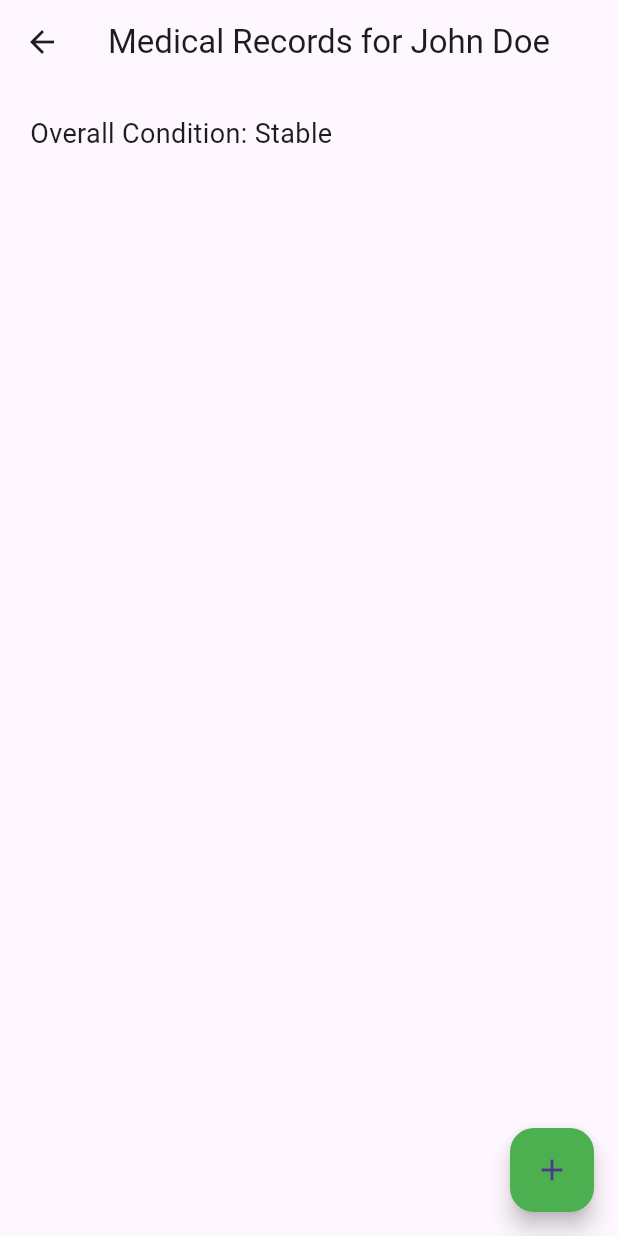
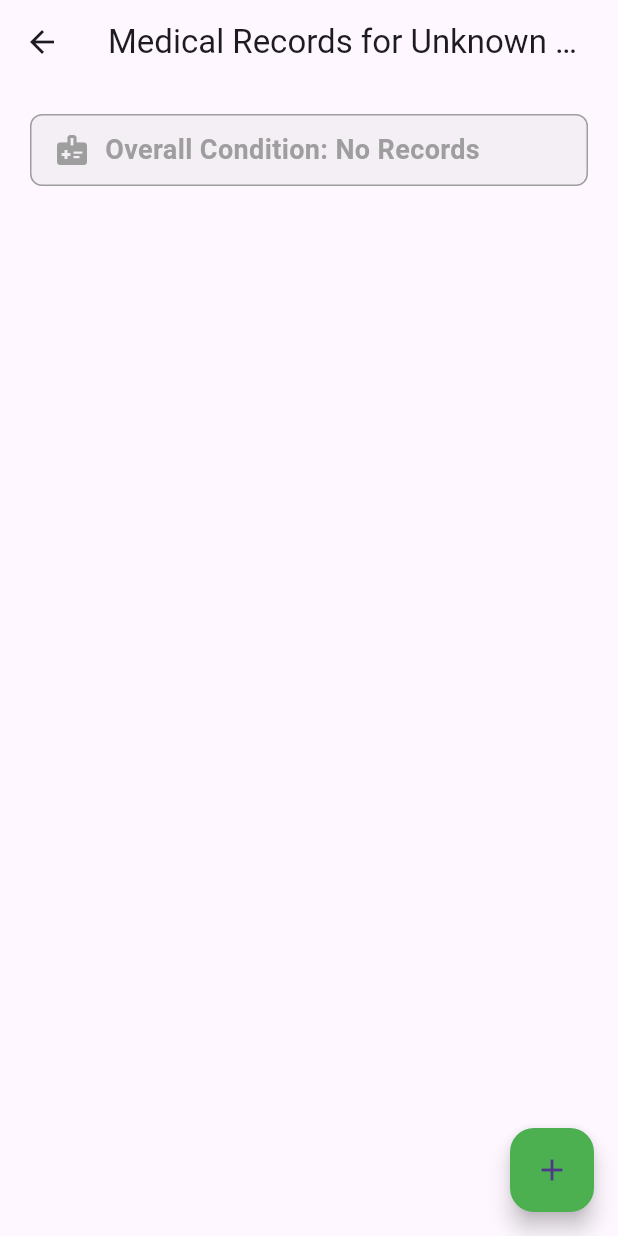
Before and after one commit to kashishksy/PatientApp_Flutter, a Flutter app: the MedicalRecordsScreen screen opened directly, on a phone screen of 412 x 824 dp. Run offline on Flutter 3.47's test engine with Material 3 defaults, Android fonts, the phone set to English and light mode, and no system bars.

Commit message:
medical record changes with logic to measure overall patient status on the basis of the latest records and UI changes

```diff
--- a/lib/screens/medical_records_screen.dart
+++ b/lib/screens/medical_records_screen.dart
@@ -1,4 +1,6 @@
 import 'package:flutter/material.dart';
+import 'package:http/http.dart' as http;
+import 'dart:convert';
 
 class TestOption {
   final String type;
@@ -13,17 +15,27 @@ class MedicalReport {
   final String result;
 
   MedicalReport({required this.type, required this.date, required this.result});
+
+  Map<String, dynamic> toJson() {
+    return {
+      'type': type,
+      'date': date,
+      'result': result,
+      'attachments': []
+    };
+  }
 }
 
 class Patient {
+  final String id;
   final String name;
   final List<MedicalReport> medicalReports;
 
-  Patient({required this.name, required this.medicalReports});
+  Patient({required this.id, required this.name, required this.medicalReports});
 }
 
 class MedicalRecordsScreen extends StatefulWidget {
-  final Patient? patient;
+  final Map<String, dynamic>? patient;
 
   const MedicalRecordsScreen({super.key, this.patient});
 
@@ -36,6 +48,7 @@ class _MedicalRecordsScreenState extends State<MedicalRecordsScreen> {
   bool isModalVisible = false;
   late TestOption selectedTest;
   late String selectedResult;
+  bool isLoading = false;
 
   final List<TestOption> testOptions = [
     TestOption(type: 'Blood Sugar Level', results: ['Normal', 'High', 'Low']),
@@ -50,75 +63,159 @@ class _MedicalRecordsScreenState extends State<MedicalRecordsScreen> {
   @override
   void initState() {
     super.initState();
-    // Default to an empty patient if none provided
-    Patient defaultPatient = Patient(name: 'John Doe', medicalReports: []);
-    medicalReports =
-        (widget.patient?.medicalReports ?? defaultPatient.medicalReports);
+    initializeMedicalReports();
     selectedTest = testOptions[0];
     selectedResult = testOptions[0].results[0];
+  }
 
-    // Equivalent to useEffect
-    print(
-        'Loaded medical records for: ${widget.patient?.name ?? defaultPatient.name}');
+  void initializeMedicalReports() {
+    if (widget.patient != null && widget.patient!['medicalReports'] != null) {
+      medicalReports = List<MedicalReport>.from(
+        widget.patient!['medicalReports'].map(
+          (report) => MedicalReport(
+            type: report['type'],
+            date: report['date'],
+            result: report['result'],
+          ),
+        ),
+      );
+    } else {
+      medicalReports = [];
+    }
   }
 
   String calculateCondition() {
-    int conditionScore = 0;
+    if (medicalReports.isEmpty) return 'No Records';
 
-    for (var report in medicalReports) {
-      final type = report.type;
-      final result = report.result;
+    // Get the latest medical report
+    final latestReport = medicalReports.last;
+    final type = latestReport.type;
+    final result = latestReport.result;
 
     switch (type) {
       case 'Blood Sugar Level':
-          conditionScore += result == 'High'
-              ? 2
-              : result == 'Low'
-                  ? 1
-                  : 0;
-          break;
+        return result == 'High' ? 'Critical' : result == 'Low' ? 'Medium' : 'Stable';
       case 'Psychiatric Evaluation':
-          conditionScore += result == 'Unstable'
-              ? 3
-              : result == 'Needs Attention'
-                  ? 2
-                  : 0;
-          break;
+        return result == 'Unstable' ? 'Critical' : result == 'Needs Attention' ? 'Medium' : 'Stable';
       case 'Cholesterol Level':
-          conditionScore += result == 'High'
-              ? 2
-              : result == 'Borderline'
-                  ? 1
-                  : 0;
-          break;
+        return result == 'High' ? 'Critical' : result == 'Borderline' ? 'Medium' : 'Stable';
       case 'ECG':
-          conditionScore += result == 'Critical'
-              ? 3
-              : result == 'Irregular'
-                  ? 2
-                  : 0;
-          break;
+        return result == 'Critical' ? 'Critical' : result == 'Irregular' ? 'Medium' : 'Stable';
       default:
-          break;
+        return 'Stable';
     }
   }
 
-    if (conditionScore > 6) return 'Critical';
-    if (conditionScore > 3) return 'Medium';
-    return 'Stable';
+  Color getConditionColor(String condition) {
+    switch (condition) {
+      case 'Critical':
+        return Colors.red;
+      case 'Medium':
+        return Colors.amber;
+      case 'Stable':
+        return Colors.green;
+      default:
+        return Colors.grey;
+    }
   }
 
-  void handleAddRecord() {
-    final newRecord = MedicalReport(
+  Future<void> handleAddRecord() async {
+    setState(() {
+      isLoading = true;
+    });
+
+    try {
+      final newReport = MedicalReport(
         type: selectedTest.type,
         date: DateTime.now().toString().split(' ')[0],
         result: selectedResult,
       );
 
+      // Add to local state first
       setState(() {
-      medicalReports.add(newRecord);
+        medicalReports.add(newReport);
+      });
+
+      // Calculate new status based on the latest record
+      final newStatus = calculateCondition();
+
+      // Prepare the updated patient data
+      final updatedPatient = Map<String, dynamic>.from(widget.patient!);
+
+      // Update medical reports in the patient data
+      final List<Map<String, dynamic>> updatedReports = medicalReports.map((report) => {
+        'type': report.type,
+        'date': report.date,
+        'result': report.result,
+        'attachments': []
+      }).toList();
+
+      // Update both medical reports and status
+      final Map<String, dynamic> updateData = {
+        'medicalReports': updatedReports,
+        'status': newStatus,
+        'name': updatedPatient['name'],
+        'department': updatedPatient['department'],
+        'gender': updatedPatient['gender'],
+        'dateOfAdmission': updatedPatient['dateOfAdmission'],
+        'dateOfDischarge': updatedPatient['dateOfDischarge'],
+      };
+
+      print('Updating patient with data: ${json.encode(updateData)}'); // Debug print
+
+      // Make API call to update
+      final response = await http.put(
+        Uri.parse('https://patientdbrepo.onrender.com/api/patient/update/${widget.patient!['_id']}'),
+        headers: {
+          'Content-Type': 'application/json',
+          'Accept': 'application/json',
+        },
+        body: json.encode(updateData),
+      );
+
+      print('API Response: ${response.body}'); // Debug print
+
+      if (response.statusCode != 200 && response.statusCode != 201) {
+        print('Error response: ${response.body}'); // For debugging
+        throw Exception('Failed to update medical records: ${response.statusCode}');
+      }
+
+      // Update the local patient data with new status
+      widget.patient!['status'] = newStatus;
+      widget.patient!['medicalReports'] = updatedReports;
+
+      setState(() {
         isModalVisible = false;
       });
+
+      // Show success message
+      ScaffoldMessenger.of(context).showSnackBar(
+        SnackBar(
+          content: Text('Medical record added and patient status updated'),
+          backgroundColor: Colors.green,
+        ),
+      );
+
+      // Pop back to patient details with refresh signal
+      Navigator.pop(context, true);
+
+    } catch (error) {
+      print('Error details: $error'); // For debugging
+      ScaffoldMessenger.of(context).showSnackBar(
+        SnackBar(
+          content: Text('Error adding medical record: $error'),
+          backgroundColor: Colors.red,
+        ),
+      );
+      // Rollback the local state change
+      setState(() {
+        medicalReports.removeLast();
+      });
+    } finally {
+      setState(() {
+        isLoading = false;
+      });
+    }
   }
 
   Widget _buildRecordCard(MedicalReport report) {
@@ -146,15 +243,16 @@ class _MedicalRecordsScreenState extends State<MedicalRecordsScreen> {
 
   @override
   Widget build(BuildContext context) {
+    final condition = calculateCondition();
+
     return Scaffold(
       appBar: AppBar(
-        title:
-            Text('Medical Records for ${widget.patient?.name ?? 'John Doe'}'),
+        title: Text('Medical Records for ${widget.patient?['name'] ?? 'Unknown Patient'}'),
         leading: IconButton(
           icon: Icon(Icons.arrow_back),
           onPressed: () {
-            Navigator.pop(
-                context); // This will take the user back to the previous screen
+            // Pop with true to indicate data was changed and dashboard should refresh
+            Navigator.pop(context, true);
           },
         ),
       ),
@@ -163,9 +261,30 @@ class _MedicalRecordsScreenState extends State<MedicalRecordsScreen> {
         child: Column(
           crossAxisAlignment: CrossAxisAlignment.start,
           children: [
+            Container(
+              padding: EdgeInsets.symmetric(vertical: 10, horizontal: 15),
+              decoration: BoxDecoration(
+                color: getConditionColor(condition).withOpacity(0.1),
+                border: Border.all(color: getConditionColor(condition)),
+                borderRadius: BorderRadius.circular(8),
+              ),
+              child: Row(
+                children: [
+                  Icon(
+                    Icons.medical_information,
+                    color: getConditionColor(condition),
+                  ),
+                  SizedBox(width: 10),
                   Text(
-              'Overall Condition: ${calculateCondition()}',
-              style: const TextStyle(fontSize: 18),
+                    'Overall Condition: $condition',
+                    style: TextStyle(
+                      fontSize: 18,
+                      color: getConditionColor(condition),
+                      fontWeight: FontWeight.bold,
+                    ),
+                  ),
+                ],
+              ),
             ),
             const SizedBox(height: 20),
             Expanded(
@@ -202,8 +321,7 @@ class _MedicalRecordsScreenState extends State<MedicalRecordsScreen> {
                   children: [
                     const Text(
                       'Add Medical Record',
-                      style:
-                          TextStyle(fontSize: 20, fontWeight: FontWeight.bold),
+                      style: TextStyle(fontSize: 20, fontWeight: FontWeight.bold),
                     ),
                     const SizedBox(height: 20),
                     const Text('Test Type', style: TextStyle(fontSize: 16)),
@@ -250,8 +368,16 @@ class _MedicalRecordsScreenState extends State<MedicalRecordsScreen> {
                       mainAxisAlignment: MainAxisAlignment.spaceEvenly,
                       children: [
                         ElevatedButton(
-                          onPressed: handleAddRecord,
-                          child: const Text('Add Record'),
+                          onPressed: isLoading ? null : handleAddRecord,
+                          child: isLoading
+                              ? SizedBox(
+                                  width: 20,
+                                  height: 20,
+                                  child: CircularProgressIndicator(
+                                    strokeWidth: 2,
+                                  ),
+                                )
+                              : const Text('Add Record'),
                         ),
                         TextButton(
                           onPressed: () =>
```
Lines whose indentation alone changed are shown as unchanged.
